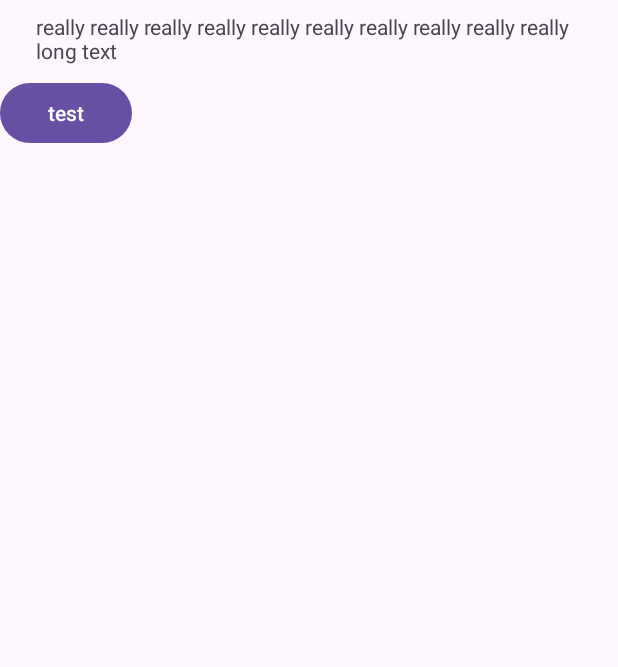
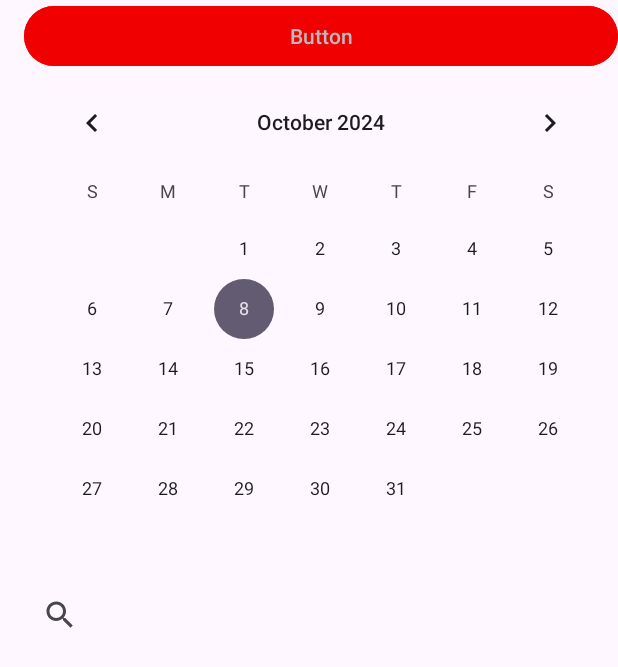
Before and after one commit to kayhurley/trek_traveler, an Android app built with Jetpack Compose: the screen it shows after launch (MainActivity), on a phone screen of 412 x 824 dp. Shown: the top 667 px of the screen. Run offline under Robolectric (Android 15) with nearby library versions, the phone set to English and light mode, and no system bars.

```diff
--- a/app/src/main/AndroidManifest.xml
+++ b/app/src/main/AndroidManifest.xml
@@ -12,7 +12,9 @@
         android:supportsRtl="true"
         android:theme="@style/Theme.TrekTraveler"
         tools:targetApi="31">
-
+        <activity
+            android:name=".Splash"
+            android:exported="false" />
         <activity
             android:name=".MainActivity"
             android:exported="true"
--- a/app/src/main/res/layout/activity_main.xml
+++ b/app/src/main/res/layout/activity_main.xml
@@ -17,10 +17,31 @@
         android:layout_marginBottom="8dp"
         android:text="really really really really really really really really really really long text" />
 
-    <Button
-        android:layout_width="wrap_content"
-        android:layout_height="wrap_content"
-        android:layout_below="@id/textView2"
-        android:text="test"/>
+    <LinearLayout
+        android:layout_width="match_parent"
+        android:layout_height="match_parent"
+        android:orientation="vertical"
+        android:paddingLeft="16dp"
+        android:paddingBottom="20dp"
+        tools:paddingRight="16dp">
+
+        <Button
+            android:id="@+id/button2"
+            android:layout_width="match_parent"
+            android:layout_height="wrap_content"
+            android:backgroundTint="#F00000"
+            android:text="Button" />
+
+        <CalendarView
+            android:id="@+id/calendarView"
+            android:layout_width="match_parent"
+            android:layout_height="wrap_content" />
+
+        <SearchView
+            android:layout_width="match_parent"
+            android:layout_height="wrap_content"
+            android:backgroundTint="#1A000000" />
+
+    </LinearLayout>
 
 </RelativeLayout>
--- a/app/src/main/res/values/themes.xml
+++ b/app/src/main/res/values/themes.xml
@@ -1,5 +1,9 @@
 <?xml version="1.0" encoding="utf-8"?>
 <resources>
 
-    <style name="Theme.TrekTraveler" parent="Theme.Material3.DayNight.NoActionBar" />
+    <style name="Theme.TrekTraveler" parent="Theme.Material3.DayNight.NoActionBar" >
+        <item name="colorPrimary">#FFFFFF</item>
+        <item name="colorPrimaryVariant">#000000</item>
+        <item name="colorOnPrimary">#BBBBBB</item>
+    </style>
 </resources>
```
Also changed, not shown: app/src/main/java/edu/arizona/ISTA498/trektraveler/Splash.kt (added, +20 -0 lines), app/src/main/res/layout/activity_splash.xml (added, +10 -0 lines).
